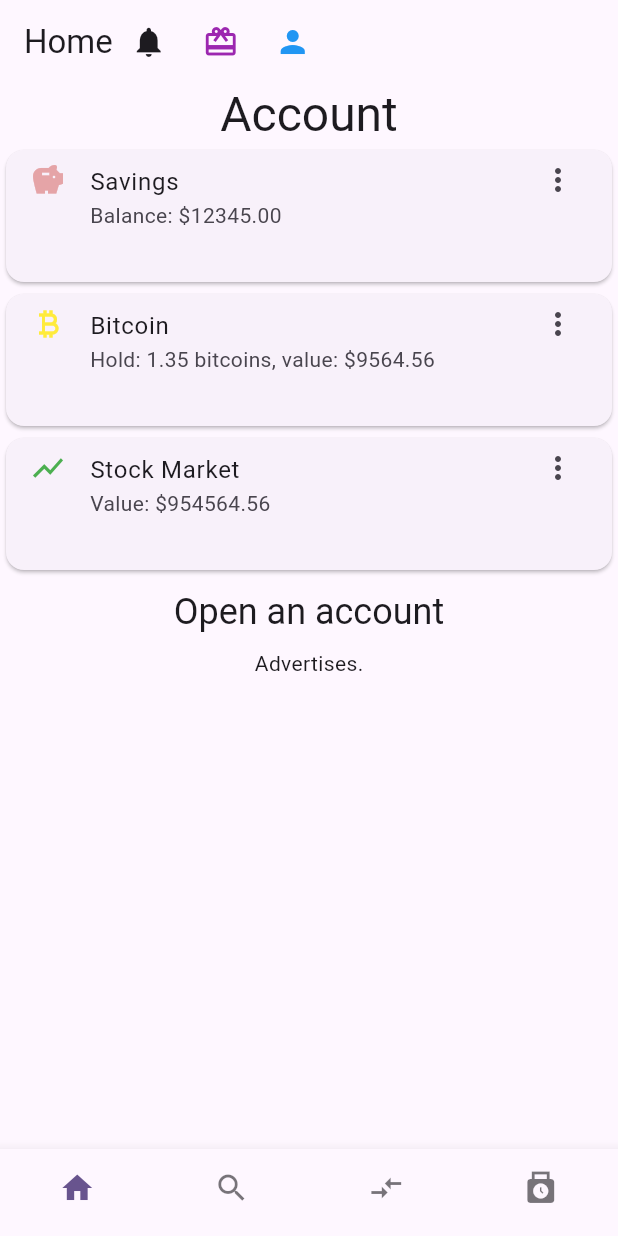
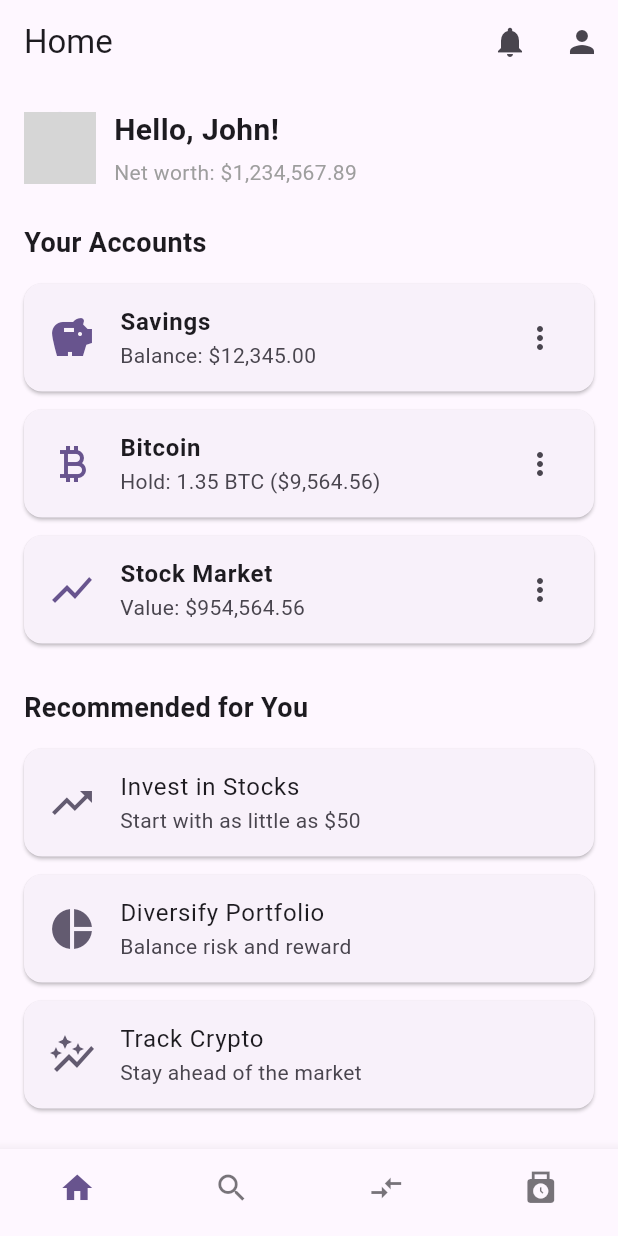
Before and after one commit to nieyangfei/fintech_investor_app, a Flutter app: the screen it shows after launch, on a phone screen of 412 x 824 dp. Run offline on Flutter 3.47's test engine with Material 3 defaults, Android fonts, the phone set to English and light mode, and no system bars; grey boxes are pictures that could not be loaded.

Commit message:
revamp home screen with profile, account cards, and navigation

```diff
--- a/lib/main.dart
+++ b/lib/main.dart
@@ -1,9 +1,16 @@
-import 'package:fintech_investor_app/screens/activity_screen.dart';
-import 'package:fintech_investor_app/screens/discover_screen.dart';
-import 'package:fintech_investor_app/screens/home_screen.dart';
-import 'package:fintech_investor_app/screens/move_screen.dart';
-import 'package:fintech_investor_app/widgets/bottom_nav_bar.dart';
+// lib/main.dart
 import 'package:flutter/material.dart';
+
+// Screens
+import 'screens/home_screen.dart';
+import 'screens/discover_screen.dart';
+import 'screens/move_screen.dart';
+import 'screens/activity_screen.dart';
+import 'screens/notifications_page.dart';
+import 'screens/account_screen.dart';
+
+// Widgets
+import 'widgets/bottom_nav_bar.dart';
 
 void main() {
   runApp(const MyApp());
@@ -11,15 +18,19 @@ void main() {
 
 class MyApp extends StatelessWidget {
   const MyApp({super.key});
-
   @override
   Widget build(BuildContext context) {
     return MaterialApp(
-      title: 'Flutter Invester',
+      title: 'Flutter Investor',
       theme: ThemeData(
         colorScheme: ColorScheme.fromSeed(seedColor: Colors.deepPurple),
         useMaterial3: true,
       ),
+      // Named routes for direct navigation
+      routes: {
+        NotificationsPage.routeName: (_) => const NotificationsPage(),
+        AccountScreen.routeName:     (_) => const AccountScreen(),
+      },
       home: const MainWrapper(),
     );
   }
@@ -27,15 +38,15 @@ class MyApp extends StatelessWidget {
 
 class MainWrapper extends StatefulWidget {
   const MainWrapper({super.key});
-
   @override
   State<MainWrapper> createState() => _MainWrapperState();
 }
 
 class _MainWrapperState extends State<MainWrapper> {
-  int _currentIndex = 0; // Start with Home tab selected
+  int _currentIndex = 0; // Start with Home tab
 
-  final List<Widget> _screens = [
+  // The four main tabs
+  static final List<Widget> _screens = [
     const HomeScreen(),
     const DiscoverScreen(),
     MoveScreen(),
@@ -45,14 +56,11 @@ class _MainWrapperState extends State<MainWrapper> {
   @override
   Widget build(BuildContext context) {
     return Scaffold(
+      // Show the selected tab
       body: _screens[_currentIndex],
       bottomNavigationBar: BottomNavBar(
         currentIndex: _currentIndex,
-        onTap: (index) {
-          setState(() {
-            _currentIndex = index;
-          });
-        },
+        onTap: (i) => setState(() => _currentIndex = i),
       ),
     );
   }
--- a/lib/models/accounts.dart
+++ b/lib/models/accounts.dart
@@ -1,53 +1,33 @@
-import 'package:fintech_investor_app/models/open_account.dart';
 import 'package:flutter/material.dart';
 
-class Accounts extends StatefulWidget {
-  @override
-  State<StatefulWidget> createState() => AccountsState();
+/// A simple data model for an account card.
+class AccountItem {
+  final IconData icon;
+  final String title;
+  final String subtitle;
+
+  AccountItem({
+    required this.icon,
+    required this.title,
+    required this.subtitle,
+  });
 }
 
-class AccountsState extends State<Accounts> {
-  @override
-  Widget build(BuildContext context) {
-    // TODO: implement build
-    return Container(
-      child: Column(
-        children: <Widget>[
-          Text(
-            "Account",
-            style: Theme.of(context).textTheme.headlineLarge,
-            // style: TextStyle(fontSize: 24, fontWeight: FontWeight.bold),
-          ),
-          Card(
-            child: ListTile(
-              leading: Icon(Icons.savings, color: Color(0xFFE5A4A7)),
-              title: Text("Savings"),
-              subtitle: Text("Balance: \$12345.00"),
-              trailing: Icon(Icons.more_vert),
-              isThreeLine: true,
-            ),
-          ),
-          Card(
-            child: ListTile(
-              leading: Icon(Icons.currency_bitcoin, color: Colors.yellow),
-              title: Text("Bitcoin"),
-              subtitle: Text("Hold: 1.35 bitcoins, value: \$9564.56"),
-              trailing: Icon(Icons.more_vert),
-              isThreeLine: true,
-            ),
-          ),
-          Card(
-            child: ListTile(
-              leading: Icon(Icons.show_chart, color: Colors.green),
-              title: Text("Stock Market"),
-              subtitle: Text("Value: \$954564.56"),
-              trailing: Icon(Icons.more_vert),
-              isThreeLine: true,
-            ),
-          ),
-          OpenAccount(),
-        ],
-      ),
-    );
-  }
-}
+/// Sample accounts to show on HomeScreen
+final List<AccountItem> demoAccounts = [
+  AccountItem(
+    icon: Icons.savings,
+    title: 'Savings',
+    subtitle: 'Balance: \$12,345.00',
+  ),
+  AccountItem(
+    icon: Icons.currency_bitcoin,
+    title: 'Bitcoin',
+    subtitle: 'Hold: 1.35 BTC (\$9,564.56)',
+  ),
+  AccountItem(
+    icon: Icons.show_chart,
+    title: 'Stock Market',
+    subtitle: 'Value: \$954,564.56',
+  ),
+];
--- a/lib/models/advertises.dart
+++ b/lib/models/advertises.dart
@@ -1,9 +1,33 @@
 import 'package:flutter/material.dart';
 
-class Advertises extends StatelessWidget{
-  @override
-  Widget build(BuildContext context) {
-    // TODO: implement build
-    return Text("Advertises.");
-  }
+/// A simple data model for a recommendation card.
+class AdvertiseItem {
+  final IconData icon;
+  final String title;
+  final String subtitle;
+
+  AdvertiseItem({
+    required this.icon,
+    required this.title,
+    required this.subtitle,
+  });
 }
+
+/// Sample “Recommended for You” cards
+final List<AdvertiseItem> demoAdvertises = [
+  AdvertiseItem(
+    icon: Icons.trending_up,
+    title: 'Invest in Stocks',
+    subtitle: 'Start with as little as \$50',
+  ),
+  AdvertiseItem(
+    icon: Icons.pie_chart,
+    title: 'Diversify Portfolio',
+    subtitle: 'Balance risk and reward',
+  ),
+  AdvertiseItem(
+    icon: Icons.auto_graph,
+    title: 'Track Crypto',
+    subtitle: 'Stay ahead of the market',
+  ),
+];
--- /dev/null
+++ b/lib/screens/account_screen.dart
@@ -0,0 +1,37 @@
+// lib/screens/account_screen.dart
+import 'package:flutter/material.dart';
+import 'package:fintech_investor_app/models/accounts.dart';
+
+class AccountScreen extends StatelessWidget {
+  static const routeName = '/account';
+  const AccountScreen({super.key});
+
+  @override
+  Widget build(BuildContext context) {
+    return Scaffold(
+      appBar: AppBar(title: const Text('Account')),
+      body: ListView.builder(
+        padding: const EdgeInsets.all(16),
+        itemCount: demoAccounts.length,
+        itemBuilder: (ctx, i) {
+          final acct = demoAccounts[i];
+          return Card(
+            margin: const EdgeInsets.symmetric(vertical: 8),
+            shape: RoundedRectangleBorder(
+              borderRadius: BorderRadius.circular(12),
+            ),
+            child: ListTile(
+              leading: Icon(acct.icon, size: 32, color: Theme.of(ctx).primaryColor),
+              title: Text(acct.title, style: const TextStyle(fontSize: 18, fontWeight: FontWeight.w600)),
+              subtitle: Text(acct.subtitle),
+              trailing: const Icon(Icons.more_vert),
+              onTap: () {
+                // optionally drill into account details
+              },
+            ),
+          );
+        },
+      ),
+    );
+  }
+}
--- a/lib/screens/home_screen.dart
+++ b/lib/screens/home_screen.dart
@@ -1,47 +1,90 @@
+// lib/screens/home_screen.dart
+
+import 'package:flutter/material.dart';
 import 'package:fintech_investor_app/models/accounts.dart';
 import 'package:fintech_investor_app/models/advertises.dart';
-import 'package:fintech_investor_app/models/core.dart';
-import 'package:fintech_investor_app/models/notifications.dart';
-import 'package:fintech_investor_app/models/rewards.dart';
-import 'package:flutter/material.dart';
 import 'package:fintech_investor_app/screens/notifications_page.dart';
+import 'package:fintech_investor_app/screens/account_screen.dart';
 
-// Home screen has three parts. Encapsulate them to classes for convenience.
-// 1. App bar.
-// 2. Accounts.
-// 3. Advertises.
-class HomeScreen extends StatefulWidget {
+class HomeScreen extends StatelessWidget {
+  static const routeName = '/home';
   const HomeScreen({super.key});
 
-  @override
-  State<StatefulWidget> createState() => _HomeScreenState();
-}
-
-class _HomeScreenState extends State<HomeScreen> {
   @override
   Widget build(BuildContext context) {
     return Scaffold(
       appBar: AppBar(
-        title: Row(
-          children: [
-            const Text('Home'),
+        title: const Text('Home'),
+        actions: [
           IconButton(
             icon: const Icon(Icons.notifications),
             onPressed: () {
-                Navigator.push(
-                  context,
-                  MaterialPageRoute(builder: (context) => const NotificationsPage()),
-                );
+              Navigator.pushNamed(context, NotificationsPage.routeName);
             },
           ),
-            Rewards(),
-            Core(),
+          IconButton(
+            icon: const Icon(Icons.person),
+            onPressed: () {
+              Navigator.pushNamed(context, AccountScreen.routeName);
+            },
+          ),
         ],
       ),
+      body: ListView(
+        padding: const EdgeInsets.all(16),
+        children: [
+          // — Greeting / Net-worth preview —
+          Row(
+            children: [
+              CircleAvatar(
+                radius: 24,
+                backgroundImage: AssetImage('assets/images/avatar.png'),
               ),
-      body: Column(
-        // Accounts & Advertises.
-        children: [Accounts(), Advertises()],
+              const SizedBox(width: 12),
+              Column(
+                crossAxisAlignment: CrossAxisAlignment.start,
+                children: const [
+                  Text('Hello, John!', style: TextStyle(fontSize: 20, fontWeight: FontWeight.w600)),
+                  SizedBox(height: 4),
+                  Text('Net worth: \$1,234,567.89', style: TextStyle(color: Colors.grey)),
+                ],
+              ),
+            ],
+          ),
+
+          const SizedBox(height: 24),
+          const Text('Your Accounts', style: TextStyle(fontSize: 18, fontWeight: FontWeight.bold)),
+          const SizedBox(height: 8),
+          // — Accounts list —
+          ...demoAccounts.map((acct) => Card(
+            margin: const EdgeInsets.symmetric(vertical: 6),
+            child: ListTile(
+              leading: Icon(acct.icon, size: 32, color: Theme.of(context).primaryColor),
+              title: Text(acct.title, style: const TextStyle(fontWeight: FontWeight.w600)),
+              subtitle: Text(acct.subtitle),
+              trailing: const Icon(Icons.more_vert),
+              onTap: () {
+                // optional: deep-link into each account
+              },
+            ),
+          )),
+
+          const SizedBox(height: 24),
+          const Text('Recommended for You', style: TextStyle(fontSize: 18, fontWeight: FontWeight.bold)),
+          const SizedBox(height: 8),
+          // — Recommendation cards —
+          ...demoAdvertises.map((ad) => Card(
+            margin: const EdgeInsets.symmetric(vertical: 6),
+            child: ListTile(
+              leading: Icon(ad.icon, size: 32, color: Theme.of(context).colorScheme.secondary),
+              title: Text(ad.title),
+              subtitle: Text(ad.subtitle),
+              onTap: () {
+                // navigate to more details
+              },
+            ),
+          )),
+        ],
       ),
     );
   }
--- a/lib/screens/notifications_page.dart
+++ b/lib/screens/notifications_page.dart
@@ -2,6 +2,7 @@
 import 'package:flutter/material.dart';
 
 class NotificationsPage extends StatelessWidget {
+  static const routeName = '/notifications';
   const NotificationsPage({super.key});
 
   @override
```
Also changed, not shown: lib/widgets/text_style.dart (line endings or trailing spaces). Lines whose indentation alone changed are shown as unchanged.
